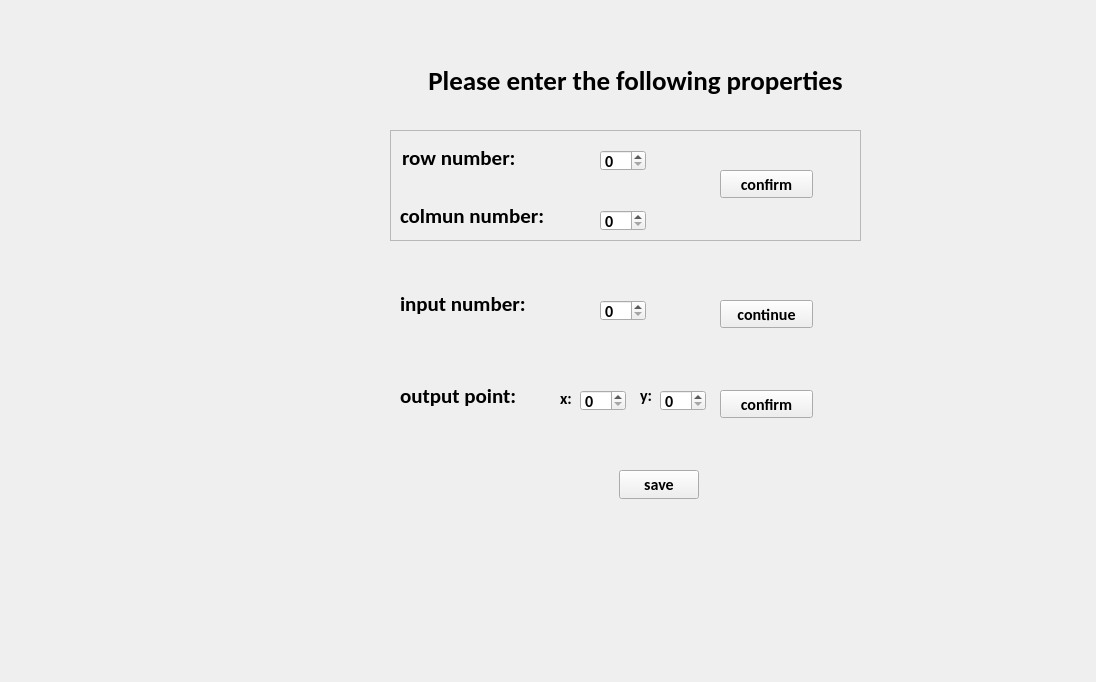
Above: BigProject/settingwidget.ui from HaoyunHong/Analog-interface-of-digital-microfluidic-biochip before the change. Below: the same form after it.
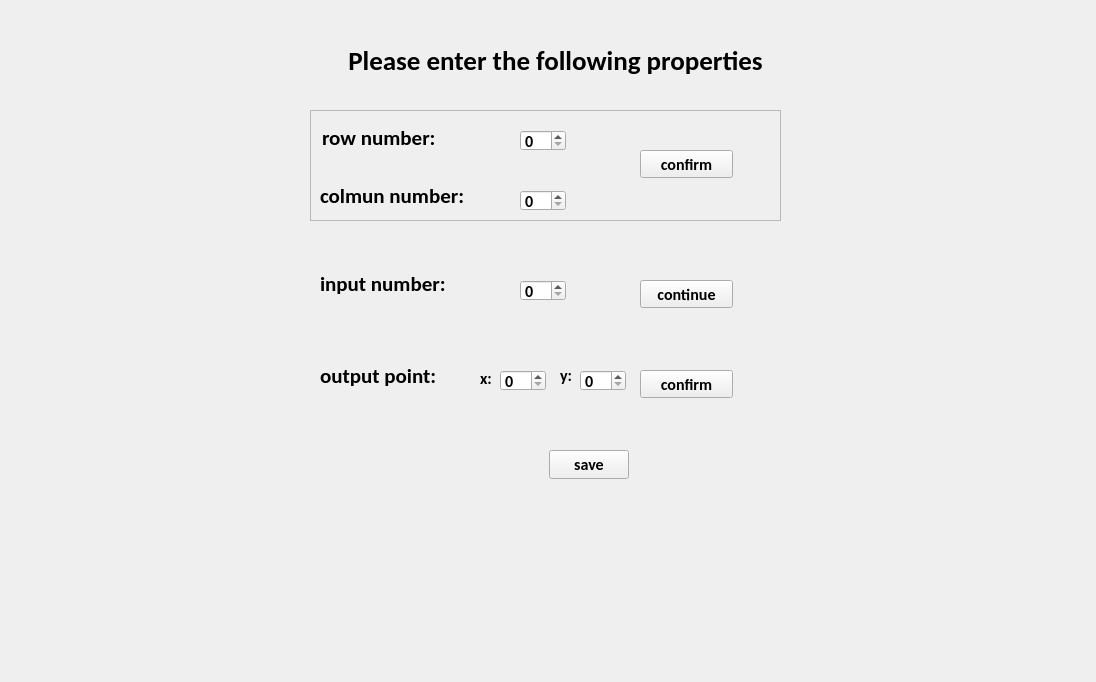
That is the form after the change. Icons and pictures are not drawn.

The edit to the form file:
```diff
--- a/BigProject/settingwidget.ui
+++ b/BigProject/settingwidget.ui
@@ -16,8 +16,8 @@
   <widget class="QLabel" name="titleLabel">
    <property name="geometry">
     <rect>
-     <x>360</x>
-     <y>60</y>
+     <x>280</x>
+     <y>40</y>
      <width>551</width>
      <height>41</height>
     </rect>
@@ -43,8 +43,8 @@
   <widget class="QFrame" name="frame">
    <property name="geometry">
     <rect>
-     <x>390</x>
-     <y>130</y>
+     <x>310</x>
+     <y>110</y>
      <width>471</width>
      <height>111</height>
     </rect>
@@ -191,8 +191,8 @@
   <widget class="QWidget" name="widget_2" native="true">
    <property name="geometry">
     <rect>
-     <x>390</x>
-     <y>280</y>
+     <x>310</x>
+     <y>260</y>
      <width>471</width>
      <height>51</height>
     </rect>
@@ -280,8 +280,8 @@
   <widget class="QWidget" name="widget_3" native="true">
    <property name="geometry">
     <rect>
-     <x>390</x>
-     <y>370</y>
+     <x>310</x>
+     <y>350</y>
      <width>481</width>
      <height>51</height>
     </rect>
@@ -429,8 +429,8 @@
   <widget class="QWidget" name="widget_4" native="true">
    <property name="geometry">
     <rect>
-     <x>330</x>
-     <y>460</y>
+     <x>260</x>
+     <y>440</y>
      <width>657</width>
      <height>50</height>
     </rect>
```
